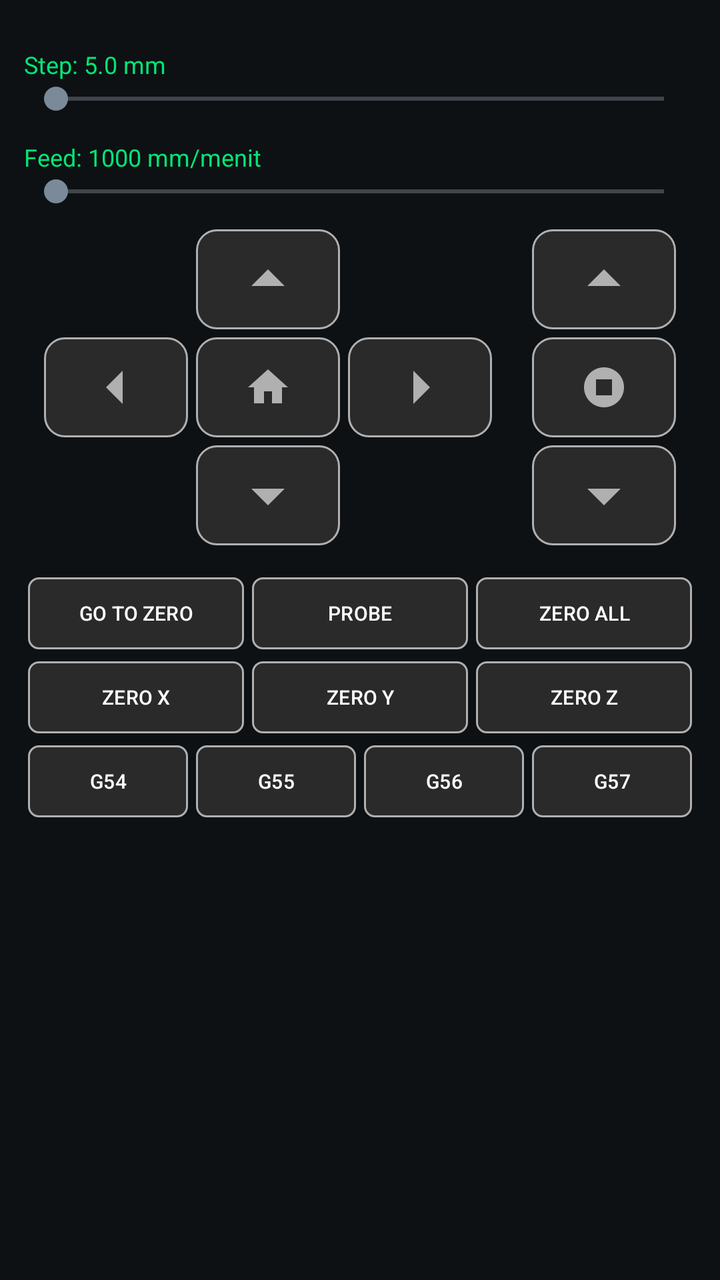
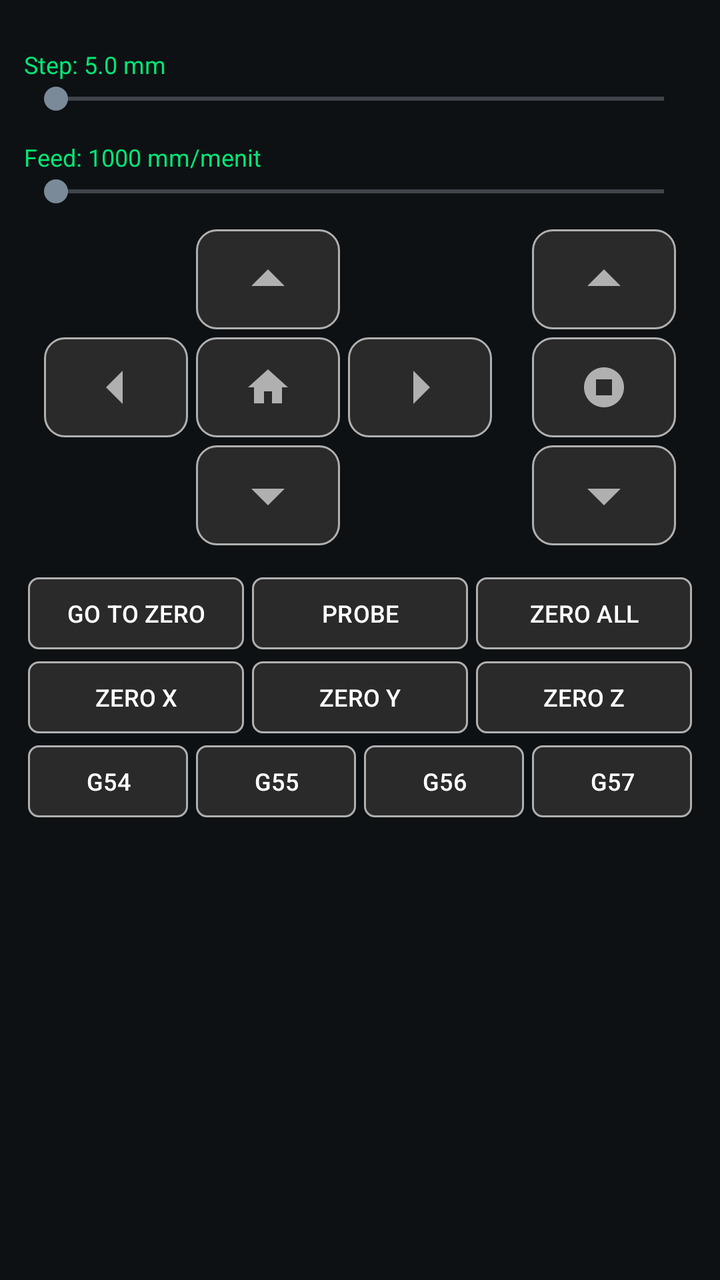

Before-and-after screenshots of an Android layout around one commit, followed by the original layout XML and the change that was made.
<!-- AndroidManifest.xml: application theme Theme.DwiCreativeCNC -->
<!-- res/layout/frag_jog.xml -->
<?xml version="1.0" encoding="utf-8"?>
<ScrollView
    xmlns:android="http://schemas.android.com/apk/res/android"
    xmlns:app="http://schemas.android.com/apk/res-auto"
    android:layout_width="match_parent"
    android:layout_height="match_parent">
<LinearLayout
    android:orientation="vertical"
    android:padding="12dp"
    android:layout_width="match_parent"
    android:layout_height="wrap_content">

    

    <TextView
        android:id="@+id/txtStep"
        android:text="Step: 5.0 mm"
        android:textColor="#00E676"
        android:textSize="12sp"
        android:paddingTop="12dp"
        android:layout_height="wrap_content"
        android:layout_width="wrap_content" />

    <SeekBar
        android:id="@+id/seekStep"
        android:max="100"
        android:layout_height="wrap_content"
        android:layout_width="match_parent"/>

    

    <TextView
        android:id="@+id/txtFeed"
        android:text="Feed: 1000 mm/menit"
        android:textColor="#00E676"
        android:textSize="12sp"
        android:paddingTop="12dp"
        android:layout_height="wrap_content"
        android:layout_width="wrap_content"/>

    <SeekBar
        android:id="@+id/seekFeed"
        android:max="4000"
        android:layout_height="wrap_content"
        android:layout_width="match_parent"/>

    

    <GridLayout
        android:rowCount="3"
        android:columnCount="5"
        android:padding="8dp"
        android:layout_width="match_parent"
        android:layout_height="wrap_content">

        <ImageButton
            android:id="@+id/btnYPlus"
            android:contentDescription="Y+"
            android:src="@drawable/ic_up"
            android:layout_row="0"
            android:layout_column="1"
            android:scaleType="centerInside"
            android:layout_margin="2dp"
            style="@style/jogImgBtnDark"/>
        <ImageButton
            android:id="@+id/btnZPlus"
            android:contentDescription="Z+"
            android:src="@drawable/ic_up"
            android:layout_row="0"
            android:layout_column="4"
            android:scaleType="centerInside"
            android:layout_margin="2dp"
            style="@style/jogImgBtnDark"/>
        <ImageButton
            android:id="@+id/btnXMinus"
            android:contentDescription="X-"
            android:src="@drawable/ic_left"
            android:layout_row="1"
            android:layout_column="0"
            android:scaleType="centerInside"
            android:layout_margin="2dp"
            style="@style/jogImgBtnDark"/>
        <ImageButton
            android:id="@+id/btnHoming"
            android:contentDescription="Home"
            android:src="@drawable/ic_home"
            android:layout_row="1"
            android:layout_column="1"
            android:scaleType="centerInside"
            android:layout_margin="2dp"
            style="@style/jogImgBtnDark"/>
        <ImageButton
            android:id="@+id/btnXPlus"
            android:contentDescription="X+"
            android:src="@drawable/ic_right"
            android:layout_row="1"
            android:layout_column="2"
            android:scaleType="centerInside"
            android:layout_margin="2dp"
            style="@style/jogImgBtnDark"/>
        <ImageButton
            android:id="@+id/btnStop"
            android:contentDescription="Stp"
            android:src="@drawable/ic_stop"
            android:layout_row="1"
            android:layout_column="4"
            android:scaleType="centerInside"
            android:layout_margin="2dp"
            style="@style/jogImgBtnDark"/>
        <ImageButton
            android:id="@+id/btnYMinus"
            android:contentDescription="Y-"
            android:src="@drawable/ic_down"
            android:layout_row="2"
            android:layout_column="1"
            android:scaleType="centerInside"
            android:layout_margin="2dp"
            style="@style/jogImgBtnDark"/>
        <ImageButton
            android:id="@+id/btnZMinus"
            android:contentDescription="Z-"
            android:src="@drawable/ic_down"
            android:layout_row="2"
            android:layout_column="4"
            android:scaleType="centerInside"
            android:layout_margin="2dp"
            style="@style/jogImgBtnDark"/>

    </GridLayout>

    <LinearLayout
        android:orientation="horizontal"
        android:layout_width="match_parent"
        android:layout_height="wrap_content"
        android:layout_marginTop="6dp">

        <Button
            android:id="@+id/jogGo0"
            android:layout_width="0dp"
            android:layout_height="36dp"
            android:layout_marginHorizontal="2dp"
            android:layout_weight="1"
            android:background="@drawable/bg_btn_square_selector"
            android:text="GO TO ZERO"
            android:textColor="@color/text_primary"
            android:textSize="10sp"
            app:backgroundTint="@null"
            android:textAlignment="center"/>

        <Button
            android:id="@+id/btnProbe"
            android:text="PROBE"
            android:textSize="10sp"
            android:layout_weight="1"
            android:layout_width="0dp"
            android:layout_height="36dp"
            android:background="@drawable/bg_btn_square_selector"
            app:backgroundTint="@null"
            android:textColor="@color/text_primary"
            android:layout_marginHorizontal="2dp"/>

        <Button
            android:id="@+id/jogAll0"
            android:text="ZERO ALL"
            android:textSize="10sp"
            android:layout_weight="1"
            android:layout_width="0dp"
            android:layout_height="36dp"
            android:background="@drawable/bg_btn_square_selector"
            app:backgroundTint="@null"
            android:textColor="@color/text_primary"
            android:layout_marginHorizontal="2dp"/>
    </LinearLayout>

    <LinearLayout
        android:orientation="horizontal"
        android:layout_width="match_parent"
        android:layout_height="wrap_content"
        android:layout_marginTop="6dp">

        <Button
            android:id="@+id/jogX0"
            android:text="ZERO X"
            android:textSize="10sp"
            android:layout_weight="1"
            android:layout_width="0dp"
            android:layout_height="36dp"
            android:background="@drawable/bg_btn_square_selector"
            app:backgroundTint="@null"
            android:textColor="@color/text_primary"
            android:layout_marginHorizontal="2dp"/>

        <Button
            android:id="@+id/jogY0"
            android:text="ZERO Y"
            android:textSize="10sp"
            android:layout_weight="1"
            android:layout_width="0dp"
            android:layout_height="36dp"
            android:background="@drawable/bg_btn_square_selector"
            app:backgroundTint="@null"
            android:textColor="@color/text_primary"
            android:layout_marginHorizontal="2dp"/>

        <Button
            android:id="@+id/jogZ0"
            android:text="ZERO Z"
            android:textSize="10sp"
            android:layout_weight="1"
            android:layout_width="0dp"
            android:layout_height="36dp"
            android:background="@drawable/bg_btn_square_selector"
            app:backgroundTint="@null"
            android:textColor="@color/text_primary"
            android:layout_marginHorizontal="2dp"/>
    </LinearLayout>

    <LinearLayout
        android:orientation="horizontal"
        android:layout_width="match_parent"
        android:layout_height="wrap_content"
        android:layout_marginTop="6dp">

        <Button
            android:id="@+id/g54"
            android:layout_width="0dp"
            android:layout_height="36dp"
            android:layout_marginHorizontal="2dp"
            android:layout_weight="1"
            android:background="@drawable/bg_btn_square_selector"
            android:text="G54"
            android:textColor="@color/text_primary"
            android:textSize="10sp"
            app:backgroundTint="@null"
            android:textAlignment="center"/>

        <Button
            android:id="@+id/g55"
            android:text="G55"
            android:textSize="10sp"
            android:layout_weight="1"
            android:layout_width="0dp"
            android:layout_height="36dp"
            android:background="@drawable/bg_btn_square_selector"
            app:backgroundTint="@null"
            android:textColor="@color/text_primary"
            android:layout_marginHorizontal="2dp"/>

        <Button
            android:id="@+id/g56"
            android:text="G56"
            android:textSize="10sp"
            android:layout_weight="1"
            android:layout_width="0dp"
            android:layout_height="36dp"
            android:background="@drawable/bg_btn_square_selector"
            app:backgroundTint="@null"
            android:textColor="@color/text_primary"
            android:layout_marginHorizontal="2dp"/>

        <Button
            android:id="@+id/g57"
            android:text="G57"
            android:textSize="10sp"
            android:layout_weight="1"
            android:layout_width="0dp"
            android:layout_height="36dp"
            android:background="@drawable/bg_btn_square_selector"
            app:backgroundTint="@null"
            android:textColor="@color/text_primary"
            android:layout_marginHorizontal="2dp"/>
    </LinearLayout>
</LinearLayout>
</ScrollView>
<!-- resources referenced by this layout -->
<resources>
  <color name="text_primary">#FFFFFF</color>
  <!-- drawable ic_down (drawable) -->
  <vector
      xmlns:android="http://schemas.android.com/apk/res/android"
      android:height="40dp"
      android:tint="#000000"
      android:viewportHeight="24"
      android:viewportWidth="24"
      android:width="40dp">
        
      <path
          android:fillColor="@android:color/white"
          android:pathData="M7,10l5,5 5,-5z"/>
      
  </vector>
  <!-- drawable ic_home (drawable) -->
  <vector xmlns:android="http://schemas.android.com/apk/res/android" android:height="24dp" android:tint="#000000" android:viewportHeight="24" android:viewportWidth="24" android:width="24dp">
        
      <path android:fillColor="@android:color/white" android:pathData="M10,20v-6h4v6h5v-8h3L12,3 2,12h3v8z"/>
      
  </vector>
  <!-- drawable ic_left (drawable) -->
  <vector
      xmlns:android="http://schemas.android.com/apk/res/android"
      android:autoMirrored="true"
      android:height="40dp"
      android:tint="#000000"
      android:viewportHeight="24"
      android:viewportWidth="24"
      android:width="40dp">
        
      <path
          android:fillColor="@android:color/white"
          android:pathData="M14,7l-5,5 5,5V7z"/>
      
  </vector>
  <!-- drawable ic_right (drawable) -->
  <vector
      xmlns:android="http://schemas.android.com/apk/res/android"
      android:autoMirrored="true"
      android:height="40dp"
      android:tint="#000000"
      android:viewportHeight="24"
      android:viewportWidth="24"
      android:width="40dp">
        
      <path
          android:fillColor="@android:color/white"
          android:pathData="M10,17l5,-5 -5,-5v10z"/>
      
  </vector>
  <!-- drawable ic_stop (drawable) -->
  <vector xmlns:android="http://schemas.android.com/apk/res/android" android:height="24dp" android:tint="#000000" android:viewportHeight="24" android:viewportWidth="24" android:width="24dp">
        
      <path android:fillColor="@android:color/white" android:pathData="M12,2C6.48,2 2,6.48 2,12c0,5.52 4.48,10 10,10s10,-4.48 10,-10C22,6.48 17.52,2 12,2zM16,16H8V8h8V16z"/>
      
  </vector>
  <!-- drawable ic_up (drawable) -->
  <vector
      xmlns:android="http://schemas.android.com/apk/res/android"
      android:height="40dp"
      android:tint="#000000"
      android:viewportHeight="24"
      android:viewportWidth="24"
      android:width="40dp">
        
      <path
          android:fillColor="@android:color/white"
          android:pathData="M7,14l5,-5 5,5z"/>
      
  </vector>
  <style name="jogImgBtnDark">
          <item name="android:layout_width">72dp</item>
          <item name="android:layout_height">50dp</item>
          <item name="android:background">@drawable/btn_square</item>
          <item name="android:tint">@color/text_secondary</item>
      </style>
  <color name="bg_dark">#121212</color>
  <color name="button_gray">#2A2A2A</color>
  <color name="text_secondary">#B0B0B0</color>
  <!-- drawable btn_square (drawable) -->
  <?xml version="1.0" encoding="utf-8"?>
  <shape xmlns:android="http://schemas.android.com/apk/res/android">
      <solid android:color="@color/button_gray"/> 
      <corners android:radius="10dp"/>  
      <stroke
          android:width="1dp"
          android:color="@color/text_secondary"/>     
  </shape>
  <color name="cnc_background">#0E1114</color>
  <color name="cnc_surface">#161A1F</color>
  <color name="cnc_surface_alt">#1E2329</color>
  <color name="cnc_primary">#00E5FF</color>
  <color name="cnc_on_primary">#000000</color>
  <color name="cnc_secondary">#7A8A99</color>
  <color name="cnc_on_secondary">#FFFFFF</color>
  <color name="cnc_text_primary">#FFFFFF</color>
  <color name="cnc_text_secondary">#B0BEC5</color>
  <color name="cnc_outline">#2A2F36</color>
  <!-- unchanged entries left out for length: 2 -->
</resources>

<!-- the commit's change to res/layout/frag_jog.xml (unified diff, before → after) -->
@@ -2,6 +2,7 @@
 <ScrollView
     xmlns:android="http://schemas.android.com/apk/res/android"
     xmlns:app="http://schemas.android.com/apk/res-auto"
+    xmlns:tools="http://schemas.android.com/tools"
     android:layout_width="match_parent"
     android:layout_height="match_parent">
 <LinearLayout
@@ -19,7 +20,8 @@
         android:textSize="12sp"
         android:paddingTop="12dp"
         android:layout_height="wrap_content"
-        android:layout_width="wrap_content" />
+        android:layout_width="wrap_content"
+        tools:ignore="HardcodedText" />
 
     <SeekBar
         android:id="@+id/seekStep"
@@ -36,7 +38,8 @@
         android:textSize="12sp"
         android:paddingTop="12dp"
         android:layout_height="wrap_content"
-        android:layout_width="wrap_content"/>
+        android:layout_width="wrap_content"
+        tools:ignore="HardcodedText" />
 
     <SeekBar
         android:id="@+id/seekFeed"
@@ -61,7 +64,8 @@
             android:layout_column="1"
             android:scaleType="centerInside"
             android:layout_margin="2dp"
-            style="@style/jogImgBtnDark"/>
+            style="@style/jogImgBtnDark"
+            tools:ignore="HardcodedText" />
         <ImageButton
             android:id="@+id/btnZPlus"
             android:contentDescription="Z+"
@@ -70,7 +74,8 @@
             android:layout_column="4"
             android:scaleType="centerInside"
             android:layout_margin="2dp"
-            style="@style/jogImgBtnDark"/>
+            style="@style/jogImgBtnDark"
+            tools:ignore="HardcodedText" />
         <ImageButton
             android:id="@+id/btnXMinus"
             android:contentDescription="X-"
@@ -79,7 +84,8 @@
             android:layout_column="0"
             android:scaleType="centerInside"
             android:layout_margin="2dp"
-            style="@style/jogImgBtnDark"/>
+            style="@style/jogImgBtnDark"
+            tools:ignore="HardcodedText" />
         <ImageButton
             android:id="@+id/btnHoming"
             android:contentDescription="Home"
@@ -88,7 +94,8 @@
             android:layout_column="1"
             android:scaleType="centerInside"
             android:layout_margin="2dp"
-            style="@style/jogImgBtnDark"/>
+            style="@style/jogImgBtnDark"
+            tools:ignore="HardcodedText" />
         <ImageButton
             android:id="@+id/btnXPlus"
             android:contentDescription="X+"
@@ -97,7 +104,8 @@
             android:layout_column="2"
             android:scaleType="centerInside"
             android:layout_margin="2dp"
-            style="@style/jogImgBtnDark"/>
+            style="@style/jogImgBtnDark"
+            tools:ignore="HardcodedText" />
         <ImageButton
             android:id="@+id/btnStop"
             android:contentDescription="Stp"
@@ -106,7 +114,8 @@
             android:layout_column="4"
             android:scaleType="centerInside"
             android:layout_margin="2dp"
-            style="@style/jogImgBtnDark"/>
+            style="@style/jogImgBtnDark"
+            tools:ignore="HardcodedText" />
         <ImageButton
             android:id="@+id/btnYMinus"
             android:contentDescription="Y-"
@@ -115,7 +124,8 @@
             android:layout_column="1"
             android:scaleType="centerInside"
             android:layout_margin="2dp"
-            style="@style/jogImgBtnDark"/>
+            style="@style/jogImgBtnDark"
+            tools:ignore="HardcodedText" />
         <ImageButton
             android:id="@+id/btnZMinus"
             android:contentDescription="Z-"
@@ -124,7 +134,8 @@
             android:layout_column="4"
             android:scaleType="centerInside"
             android:layout_margin="2dp"
-            style="@style/jogImgBtnDark"/>
+            style="@style/jogImgBtnDark"
+            tools:ignore="HardcodedText" />
 
     </GridLayout>
 
@@ -141,35 +152,41 @@
             android:layout_marginHorizontal="2dp"
             android:layout_weight="1"
             android:background="@drawable/bg_btn_square_selector"
+            android:padding="0dp"
             android:text="GO TO ZERO"
-            android:textColor="@color/text_primary"
-            android:textSize="10sp"
-            app:backgroundTint="@null"
-            android:textAlignment="center"/>
+            android:textAlignment="center"
+            android:textColor="@color/text_primary"
+            android:textSize="12sp"
+            app:backgroundTint="@null"
+            tools:ignore="ButtonStyle,HardcodedText,TouchTargetSizeCheck,VisualLintButtonSize" />
 
         <Button
             android:id="@+id/btnProbe"
+            android:layout_width="0dp"
+            android:layout_height="36dp"
+            android:layout_marginHorizontal="2dp"
+            android:layout_weight="1"
+            android:background="@drawable/bg_btn_square_selector"
+            android:padding="0dp"
             android:text="PROBE"
-            android:textSize="10sp"
-            android:layout_weight="1"
-            android:layout_width="0dp"
-            android:layout_height="36dp"
-            android:background="@drawable/bg_btn_square_selector"
-            app:backgroundTint="@null"
-            android:textColor="@color/text_primary"
-            android:layout_marginHorizontal="2dp"/>
+            android:textColor="@color/text_primary"
+            android:textSize="12sp"
+            app:backgroundTint="@null"
+            tools:ignore="ButtonStyle,HardcodedText,TouchTargetSizeCheck,VisualLintButtonSize" />
 
         <Button
             android:id="@+id/jogAll0"
+            android:layout_width="0dp"
+            android:layout_height="36dp"
+            android:layout_marginHorizontal="2dp"
+            android:layout_weight="1"
+            android:background="@drawable/bg_btn_square_selector"
+            android:padding="0dp"
             android:text="ZERO ALL"
-            android:textSize="10sp"
-            android:layout_weight="1"
-            android:layout_width="0dp"
-            android:layout_height="36dp"
-            android:background="@drawable/bg_btn_square_selector"
-            app:backgroundTint="@null"
-            android:textColor="@color/text_primary"
-            android:layout_marginHorizontal="2dp"/>
+            android:textColor="@color/text_primary"
+            android:textSize="12sp"
+            app:backgroundTint="@null"
+            tools:ignore="ButtonStyle,HardcodedText,TouchTargetSizeCheck,VisualLintButtonSize" />
     </LinearLayout>
 
     <LinearLayout
@@ -180,39 +197,45 @@
 
         <Button
             android:id="@+id/jogX0"
+            android:layout_width="0dp"
+            android:layout_height="36dp"
+            android:layout_marginHorizontal="2dp"
+            android:layout_weight="1"
+            android:background="@drawable/bg_btn_square_selector"
+            android:padding="0dp"
             android:text="ZERO X"
-            android:textSize="10sp"
-            android:layout_weight="1"
-            android:layout_width="0dp"
-            android:layout_height="36dp"
-            android:background="@drawable/bg_btn_square_selector"
-            app:backgroundTint="@null"
-            android:textColor="@color/text_primary"
-            android:layout_marginHorizontal="2dp"/>
+            android:textColor="@color/text_primary"
+            android:textSize="12sp"
+            app:backgroundTint="@null"
+            tools:ignore="ButtonStyle,HardcodedText,TouchTargetSizeCheck,VisualLintButtonSize" />
 
         <Button
             android:id="@+id/jogY0"
+            android:layout_width="0dp"
+            android:layout_height="36dp"
+            android:layout_marginHorizontal="2dp"
+            android:layout_weight="1"
+            android:background="@drawable/bg_btn_square_selector"
+            android:padding="0dp"
             android:text="ZERO Y"
-            android:textSize="10sp"
-            android:layout_weight="1"
-            android:layout_width="0dp"
-            android:layout_height="36dp"
-            android:background="@drawable/bg_btn_square_selector"
-            app:backgroundTint="@null"
-            android:textColor="@color/text_primary"
-            android:layout_marginHorizontal="2dp"/>
+            android:textColor="@color/text_primary"
+            android:textSize="12sp"
+            app:backgroundTint="@null"
+            tools:ignore="ButtonStyle,HardcodedText,TouchTargetSizeCheck,VisualLintButtonSize" />
 
         <Button
             android:id="@+id/jogZ0"
+            android:layout_width="0dp"
+            android:layout_height="36dp"
+            android:layout_marginHorizontal="2dp"
+            android:layout_weight="1"
+            android:background="@drawable/bg_btn_square_selector"
+            android:padding="0dp"
             android:text="ZERO Z"
-            android:textSize="10sp"
-            android:layout_weight="1"
-            android:layout_width="0dp"
-            android:layout_height="36dp"
-            android:background="@drawable/bg_btn_square_selector"
-            app:backgroundTint="@null"
-            android:textColor="@color/text_primary"
-            android:layout_marginHorizontal="2dp"/>
+            android:textColor="@color/text_primary"
+            android:textSize="12sp"
+            app:backgroundTint="@null"
+            tools:ignore="ButtonStyle,HardcodedText,TouchTargetSizeCheck,VisualLintButtonSize" />
     </LinearLayout>
 
     <LinearLayout
@@ -228,47 +251,55 @@
             android:layout_marginHorizontal="2dp"
             android:layout_weight="1"
             android:background="@drawable/bg_btn_square_selector"
+            android:padding="0dp"
             android:text="G54"
-            android:textColor="@color/text_primary"
-            android:textSize="10sp"
-            app:backgroundTint="@null"
-            android:textAlignment="center"/>
+            android:textAlignment="center"
+            android:textColor="@color/text_primary"
+            android:textSize="12sp"
+            app:backgroundTint="@null"
+            tools:ignore="ButtonStyle,HardcodedText,TouchTargetSizeCheck,VisualLintButtonSize" />
 
         <Button
             android:id="@+id/g55"
+            android:layout_width="0dp"
+            android:layout_height="36dp"
+            android:layout_marginHorizontal="2dp"
+            android:layout_weight="1"
+            android:background="@drawable/bg_btn_square_selector"
+            android:padding="0dp"
             android:text="G55"
-            android:textSize="10sp"
-            android:layout_weight="1"
-            android:layout_width="0dp"
-            android:layout_height="36dp"
-            android:background="@drawable/bg_btn_square_selector"
-            app:backgroundTint="@null"
-            android:textColor="@color/text_primary"
-            android:layout_marginHorizontal="2dp"/>
+            android:textColor="@color/text_primary"
+            android:textSize="12sp"
+            app:backgroundTint="@null"
+            tools:ignore="ButtonStyle,HardcodedText,TouchTargetSizeCheck,VisualLintButtonSize" />
 
         <Button
             android:id="@+id/g56"
+            android:layout_width="0dp"
+            android:layout_height="36dp"
+            android:layout_marginHorizontal="2dp"
+            android:layout_weight="1"
+            android:background="@drawable/bg_btn_square_selector"
+            android:padding="0dp"
             android:text="G56"
-            android:textSize="10sp"
-            android:layout_weight="1"
-            android:layout_width="0dp"
-            android:layout_height="36dp"
-            android:background="@drawable/bg_btn_square_selector"
-            app:backgroundTint="@null"
-            android:textColor="@color/text_primary"
-            android:layout_marginHorizontal="2dp"/>
+            android:textColor="@color/text_primary"
+            android:textSize="12sp"
+            app:backgroundTint="@null"
+            tools:ignore="ButtonStyle,HardcodedText,TouchTargetSizeCheck,VisualLintButtonSize" />
 
         <Button
             android:id="@+id/g57"
+            android:layout_width="0dp"
+            android:layout_height="36dp"
+            android:layout_marginHorizontal="2dp"
+            android:layout_weight="1"
+            android:background="@drawable/bg_btn_square_selector"
+            android:padding="0dp"
             android:text="G57"
-            android:textSize="10sp"
-            android:layout_weight="1"
-            android:layout_width="0dp"
-            android:layout_height="36dp"
-            android:background="@drawable/bg_btn_square_selector"
-            app:backgroundTint="@null"
-            android:textColor="@color/text_primary"
-            android:layout_marginHorizontal="2dp"/>
+            android:textColor="@color/text_primary"
+            android:textSize="12sp"
+            app:backgroundTint="@null"
+            tools:ignore="ButtonStyle,HardcodedText,TouchTargetSizeCheck,VisualLintButtonSize" />
     </LinearLayout>
 </LinearLayout>
 </ScrollView>
